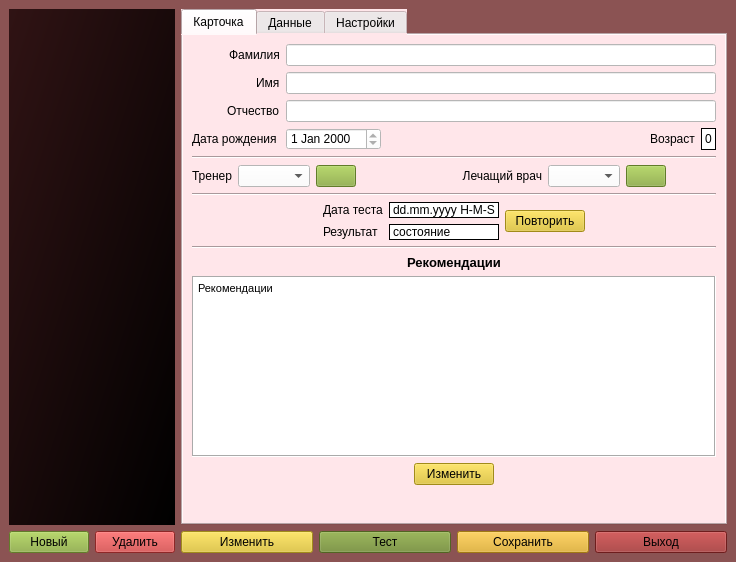
First picture: the form in design1.ui, repository egorguslyan/kvantoriada, before the edit.
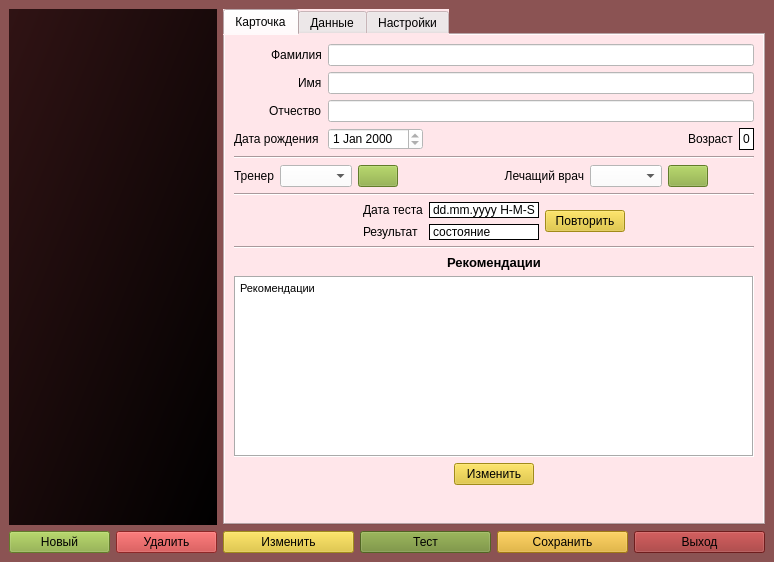
Second picture: the form after the edit. Icons and pictures are not drawn. Custom widgets are drawn as their Qt base class.

What changed in the file:
```diff
--- a/design1.ui
+++ b/design1.ui
@@ -9,7 +9,7 @@
    <rect>
     <x>0</x>
     <y>0</y>
-    <width>736</width>
+    <width>774</width>
     <height>562</height>
    </rect>
   </property>
@@ -35,7 +35,7 @@
       <item row="0" column="0">
        <widget class="QTableWidget" name="table">
         <property name="sizePolicy">
-         <sizepolicy hsizetype="Expanding" vsizetype="Expanding">
+         <sizepolicy hsizetype="MinimumExpanding" vsizetype="Expanding">
           <horstretch>0</horstretch>
           <verstretch>0</verstretch>
          </sizepolicy>
@@ -838,7 +838,11 @@
               <property name="styleSheet">
                <string notr="true">background-color: rgb(255, 255, 255);
 selection-color: rgb(0, 0, 0);
-selection-background-color: rgb(167, 255, 253);</string>
+selection-background-color: rgb(167, 255, 253);
+alternate-background-color: rgb(255, 255, 255);</string>
+              </property>
+              <property name="sizeAdjustPolicy">
+               <enum>QComboBox::AdjustToContentsOnFirstShow</enum>
               </property>
              </widget>
             </item>
```
